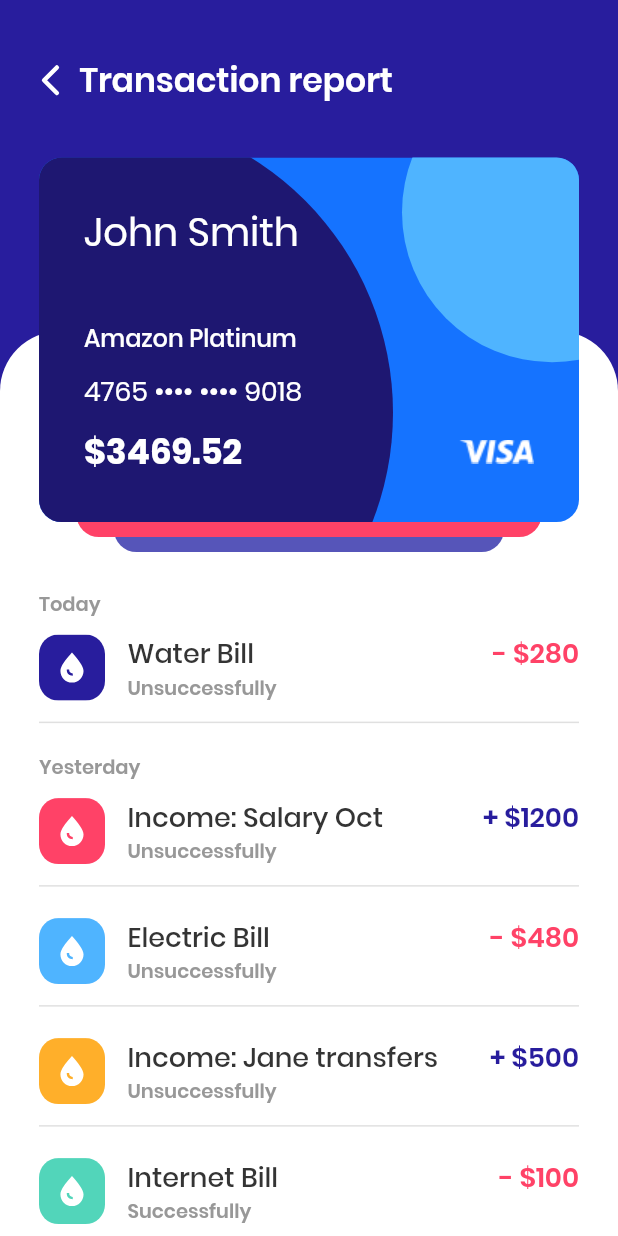
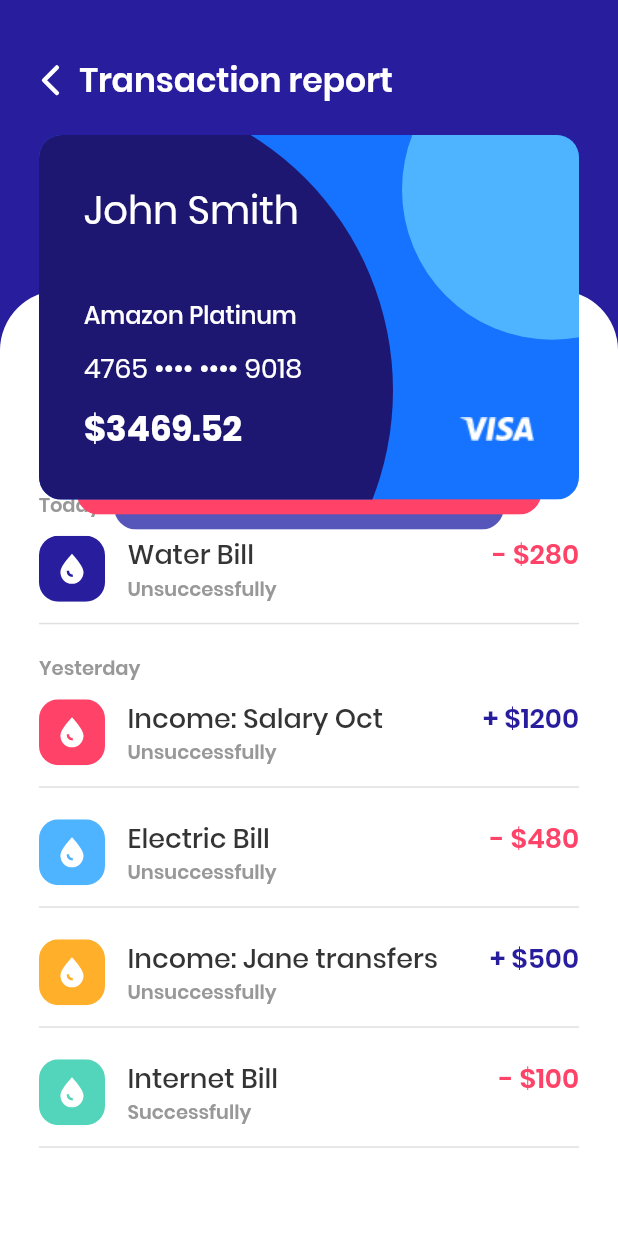
Before and after one commit to artebiakin/art_flutter, a Flutter app: the screen it shows after launch, on a phone screen of 412 x 824 dp. Run offline on Flutter 3.47's test engine with Material 2 defaults, Android fonts, the phone set to English and light mode, and no system bars.

Commit message:
added SliverBar

```diff
--- a/lib/screens/MainScreen.dart
+++ b/lib/screens/MainScreen.dart
@@ -4,30 +4,53 @@ import 'package:art_flutter/globalVariables.dart';
 import 'package:art_flutter/widgets/MAppBar.dart';
 import 'package:art_flutter/widgets/MBusinessCard.dart';
 import 'package:art_flutter/widgets/MListTransaction.dart';
+import 'package:flutter/gestures.dart';
 import 'package:flutter/material.dart';
 
 class MainScreen extends StatelessWidget {
   @override
   Widget build(BuildContext context) {
+    final double offset = MediaQuery.of(context).size.height * .15;
+
     return Scaffold(
       backgroundColor: Theme.of(context).backgroundColor,
-      appBar: MAppBar(title: 'Transaction report'),
       body: CustomPaint(
         painter: BGPaint(),
-        child: ListView(
-          children: <Widget>[
-            Padding(
-              padding: EdgeInsets.only(
-                  left: padding_horizontal, right: padding_horizontal, top: 15),
-              child: Column(
-                children: <Widget>[
-                  MBusinessCard(card: _initBusinessCard()),
-                  Padding(
-                      padding: EdgeInsets.only(top: 15),
-                      child: MListTransaction(transactions: _initTransaction()))
-                ],
+        child: CustomScrollView(
+          physics: BouncingScrollPhysics(),
+          slivers: <Widget>[
+            MAppBar(title: 'Transaction report'),
+            SliverFillRemaining(
+              hasScrollBody: false,
+              fillOverscroll: true,
+              child: Container(
+                margin: EdgeInsets.only(top: offset),
+                child: Stack(
+                  children: <Widget>[
+                    Container(
+                      padding: EdgeInsets.only(
+                          top: offset,
+                          right: padding_horizontal,
+                          left: padding_horizontal),
+                      decoration: BoxDecoration(
+                          color: white,
+                          borderRadius: BorderRadius.only(
+                              topLeft: Radius.circular(40),
+                              topRight: Radius.circular(40))),
+                      child: MListTransaction(transactions: _initTransaction()),
+                    ),
+                    Container(
+                      transform: Matrix4.translationValues(0, -offset, 0),
+                      child: Padding(
+                        padding: EdgeInsets.symmetric(
+                            horizontal: padding_horizontal),
+                        child: MBusinessCard(card: _initBusinessCard()),
+                      ),
+                    ),
+                  ],
+                ),
               ),
-            )
+            ),
           ],
         ),
       ),
@@ -62,7 +85,7 @@ class MainScreen extends StatelessWidget {
           name: 'Internet Bill',
           isSuccessfully: true,
           value: -100,
-          data: yesterday)
+          data: yesterday),
     ];
 
     return listTransaction;
@@ -87,18 +110,10 @@ class MainScreen extends StatelessWidget {
 class BGPaint extends CustomPainter {
   @override
   void paint(Canvas canvas, Size size) {
-    Paint paint = new Paint()..color = white;
+    Paint paint = Paint()..color = white;
 
-    canvas.drawRRect(
-        RRect.fromRectAndRadius(
-            Rect.fromLTWH(
-              0,
-              size.height * .2,
-              size.width,
-              size.height,
-            ),
-            Radius.circular(40)),
-        paint);
+    canvas.drawRect(
+        Rect.fromLTRB(0.0, size.height, size.width, size.height / 1.6), paint);
   }
 
   @override
--- a/lib/widgets/MAppBar.dart
+++ b/lib/widgets/MAppBar.dart
@@ -12,10 +12,10 @@ class MAppBar extends StatelessWidget with PreferredSizeWidget {
 
   @override
   Widget build(BuildContext context) {
-    return AppBar(
+    return SliverAppBar(
       backgroundColor: Colors.transparent,
-      elevation: 0,
-      flexibleSpace: Container(
+      expandedHeight: appBarHeight,
+      flexibleSpace: Padding(
         padding: EdgeInsets.symmetric(horizontal: padding_horizontal),
         child: Column(
           crossAxisAlignment: CrossAxisAlignment.start,
@@ -42,6 +42,36 @@ class MAppBar extends StatelessWidget with PreferredSizeWidget {
         ),
       ),
     );
+    // return AppBar(
+    //   backgroundColor: Colors.transparent,
+    //   elevation: 0,
+    //   flexibleSpace: Container(
+    //     padding: EdgeInsets.symmetric(horizontal: padding_horizontal),
+    //     child: Column(
+    //       crossAxisAlignment: CrossAxisAlignment.start,
+    //       mainAxisAlignment: MainAxisAlignment.end,
+    //       children: <Widget>[
+    //         Wrap(
+    //           crossAxisAlignment: WrapCrossAlignment.center,
+    //           spacing: 10,
+    //           children: <Widget>[
+    //             Container(
+    //               width: 17,
+    //               height: 17,
+    //               child: CustomPaint(
+    //                 painter: ArrowBack(),
+    //               ),
+    //             ),
+    //             Text(
+    //               title,
+    //               style: fontStyleTitle,
+    //             ),
+    //           ],
+    //         )
+    //       ],
+    //     ),
+    //   ),
+    // );
   }
 
   @override
```
